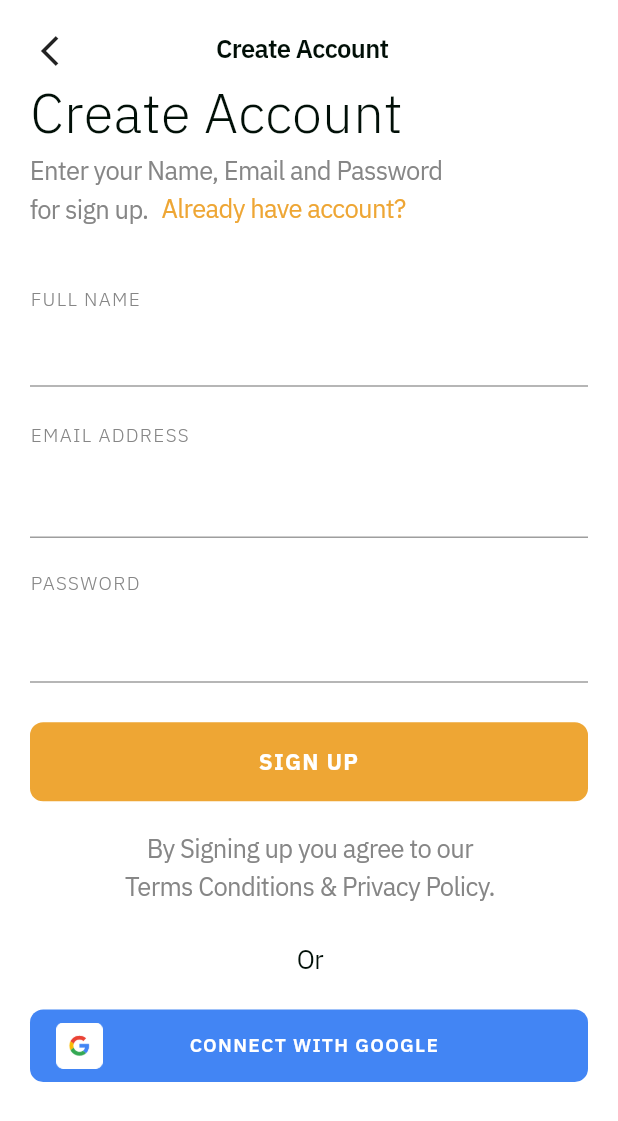
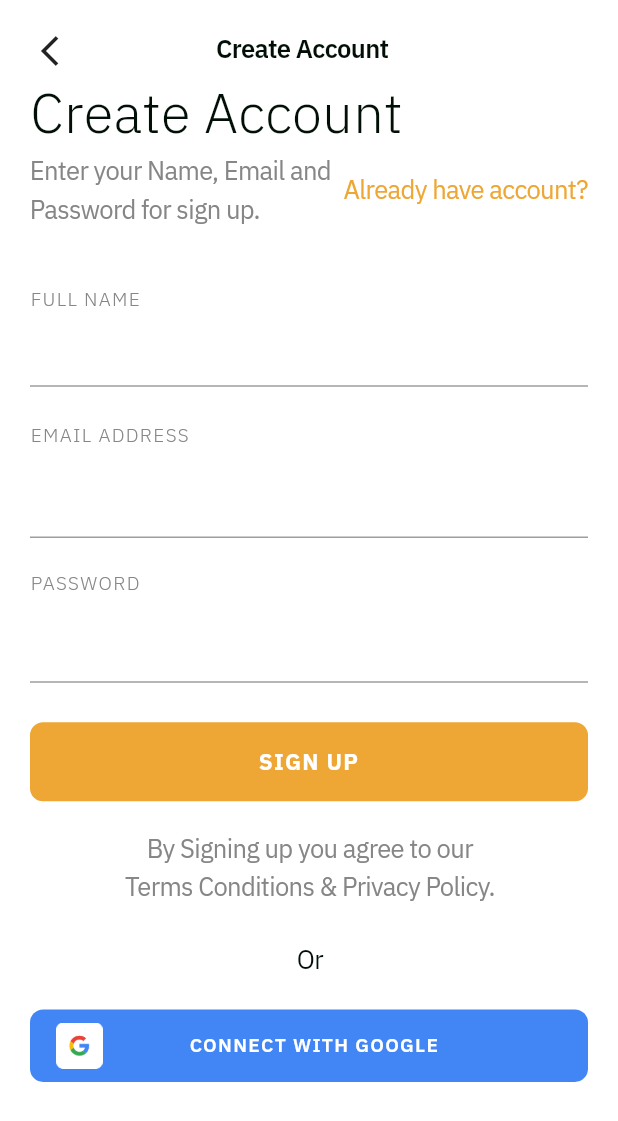
Before and after one commit to IslamWahied/food_order_app, a Flutter app: the screen it shows after launch, after a tap on "Create new account.", on a phone screen of 412 x 824 dp. Shown: the top 1121 px of the screen. Run offline on Flutter 3.47's test engine with Material 2 defaults, Android fonts, the light colour scheme and no system bars; our stand-ins replace assets_audio_player, backdrop, badges, bloc, cloud_firestore, dartz and 24 more; missing offline and left inert: list_tile_switch; accounts and stored records are empty.

Commit message:
commit11

```diff
--- a/lib/features/login/sign-in/presentation/screens/confirm-phone-number.dart
+++ b/lib/features/login/sign-in/presentation/screens/confirm-phone-number.dart
@@ -2,7 +2,7 @@
 
 import 'package:flutter/material.dart';
 
-class confirmPhoneNumberScreen extends StatelessWidget {
+class confirmPhoneNumberScreens extends StatelessWidget {
   @override
   Widget build(BuildContext context) {
     double baseWidth = 375;
--- a/lib/features/login/sign-up/presentation/screens/sign-up.dart
+++ b/lib/features/login/sign-up/presentation/screens/sign-up.dart
@@ -3,14 +3,18 @@ import 'package:food_order_app/features/login/sign-in/presentation/screens/sign-
 
 
 class SignUpScreen extends StatelessWidget {
-  const SignUpScreen({super.key});
+final String  email ;
+final String  userImageUrl ;
+final String  userFullName ;
+final TextEditingController userNameControl = TextEditingController();
+final TextEditingController emailAddressControl= TextEditingController();
+final TextEditingController passwordControl= TextEditingController();
+final formKey = GlobalKey<FormState>();
+    SignUpScreen({super.key,required this.email, required this.userImageUrl, required this.userFullName});
 
   @override
   Widget build(BuildContext context) {
-    TextEditingController userNameControl = TextEditingController();
-    TextEditingController emailAddressControl= TextEditingController();
-    TextEditingController passwordControl= TextEditingController();
-    final formKey = GlobalKey<FormState>();
+
 
     double baseWidth = 375;
     double fem = MediaQuery.of(context).size.width / baseWidth;
@@ -27,6 +31,7 @@ class SignUpScreen extends StatelessWidget {
             ),
             child: Padding(
               padding: const EdgeInsets.all(20.0),
+              child: SingleChildScrollView(
                 child: Column(
                   crossAxisAlignment: CrossAxisAlignment.center,
                   children: [
@@ -117,16 +122,9 @@ class SignUpScreen extends StatelessWidget {
                           // autogroupxvlpET1 (3tZwWfhfdoHYikjitKXvLP)
                           width: double.infinity,
                           height: 48*fem,
-                        child: Stack(
+                          child: Row(
                             children: [
-                            Positioned(
-                              // enteryournameemailandpasswordf (5:1109)
-                              left: 0*fem,
-                              top: 0*fem,
-                              child: Align(
-                                child: SizedBox(
-                                  width: 260*fem,
-                                  height: 48*fem,
+                              Flexible(
                                 child: Text(
                                   'Enter your Name, Email and Password for sign up.',
                                     style: Theme.of(context)
@@ -148,20 +146,14 @@ class SignUpScreen extends StatelessWidget {
                                   // ),
                                 ),
                               ),
-                              ),
-                            ),
-                            Positioned(
-
-                              left: 80*fem,
-                              top: 24*fem,
-                              child: Align(
-                                child: InkWell(
+                              InkWell(
                                 onTap: (){
                                   Navigator.push(
                                     context,
                                     MaterialPageRoute(builder: (context) => const SignInScreen()),
                                   );
                                 },
+                                child: Flexible(
                                   child: Text(
                                     'Already have account?',
                                     style: Theme.of(context)
@@ -182,7 +174,6 @@ class SignUpScreen extends StatelessWidget {
                                     //   letterSpacing: -0.400000006*fem,
                                     //   color: Color(0xffeea634),
                                     // ),
-                                  ),
                                   ),
                                 ),
                               ),
@@ -497,6 +488,7 @@ class SignUpScreen extends StatelessWidget {
             ),
           ),
         ),
+      ),
     );
   }
 }
```
Also changed, not shown: lib/core/network/auth/user_auth.dart (+6 -4 lines), lib/features/login/sign-in/presentation/screens/forgot-password.dart (+7 -3 lines), lib/features/login/sign-in/presentation/screens/login-by-phone-number.dart (+29 -6 lines), lib/features/login/sign-in/presentation/screens/sign-in.dart (+12 -5 lines). Lines whose indentation alone changed are shown as unchanged.
